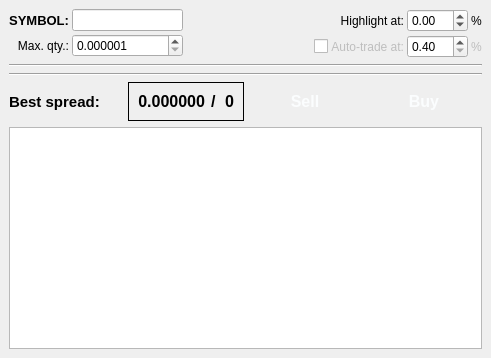
First picture: the form in sources/Strategies/ArbitrationAdvisor/StrategyWindow.ui, repository alimogh/trdk, before the edit.
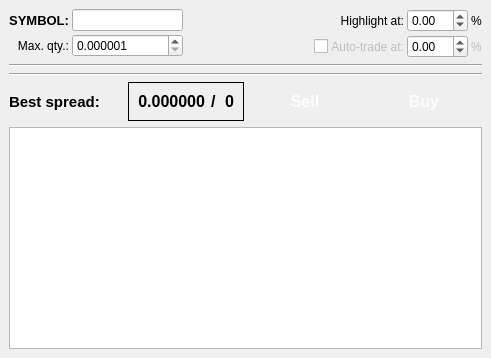
Second picture: the form after the edit.

```diff
--- a/sources/Strategies/ArbitrationAdvisor/StrategyWindow.ui
+++ b/sources/Strategies/ArbitrationAdvisor/StrategyWindow.ui
@@ -141,7 +141,7 @@
         <item row="1" column="2">
          <widget class="QDoubleSpinBox" name="autoTradeLevel">
           <property name="minimum">
-           <double>0.400000000000000</double>
+           <double>-0.400000000000000</double>
           </property>
           <property name="maximum">
            <double>25.000000000000000</double>
```
